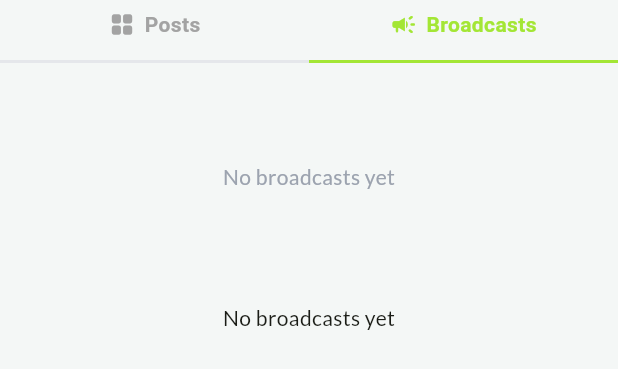
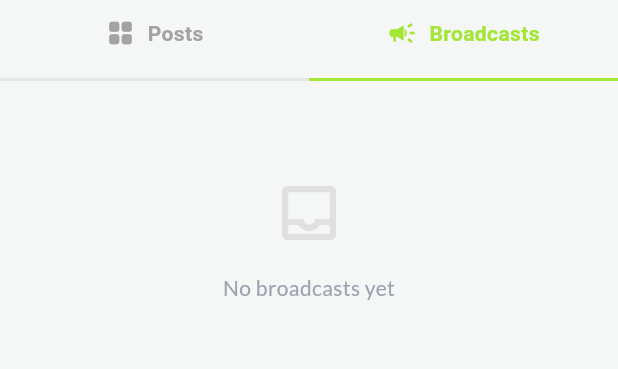
Before and after one commit to E1PBP/movezz_mobile, a Flutter app: the ProfileTabs widget shown alone on an empty page, opened directly with empty values, after a tap on "Broadcasts", on a phone screen of 412 x 824 dp. Shown: the top 369 px of the screen. Run offline on Flutter 3.47's test engine with Material 3 defaults, Android fonts, the phone set to English and light mode, and no system bars; our stand-ins replace concentric_transition, flutter_svg, google_fonts, image_picker, nb_utils, salomon_bottom_bar; missing offline and left inert: pbp_django_auth; accounts and stored records are empty; network calls fail; project files that could hold a hidden picture were left out.

Commit message:
fix: profile tabs

```diff
--- a/lib/features/profile/presentation/pages/post_detail_page.dart
+++ b/lib/features/profile/presentation/pages/post_detail_page.dart
@@ -54,7 +54,6 @@ class _PostDetailPageState extends State<PostDetailPage> {
         elevation: 0,
         leading: const BackButton(color: Colors.black),
         actions: [
-          // BUTTON TITIK TIGA
           PopupMenuButton<String>(
             icon: const Icon(Icons.more_vert, color: Colors.black),
             color: Colors.white,
@@ -100,7 +99,6 @@ class _PostDetailPageState extends State<PostDetailPage> {
         child: Column(
           crossAxisAlignment: CrossAxisAlignment.start,
           children: [
-            // HEADER
             Padding(
               padding: const EdgeInsets.symmetric(horizontal: 16, vertical: 12),
               child: Row(
@@ -176,7 +174,6 @@ class _PostDetailPageState extends State<PostDetailPage> {
               ),
             ),
 
-            // IMAGE
             if (widget.post.imageUrl != null)
               Container(
                 width: double.infinity,
@@ -191,12 +188,10 @@ class _PostDetailPageState extends State<PostDetailPage> {
                 ),
               ),
 
-            // ACTIONS
             Padding(
               padding: const EdgeInsets.symmetric(horizontal: 12, vertical: 12),
               child: Row(
                 children: [
-                  // Tombol LIKE
                   InkWell(
                     onTap: _handleLike,
                     child: Row(
@@ -223,7 +218,6 @@ class _PostDetailPageState extends State<PostDetailPage> {
 
                   const SizedBox(width: 16),
 
-                  // Comment Button
                   _ActionButton(
                     icon: Icons.chat_bubble_outline_rounded,
                     label: widget.post.commentsCount.toString(),
@@ -231,7 +225,7 @@ class _PostDetailPageState extends State<PostDetailPage> {
                       showModalBottomSheet(
                         context: context,
                         isScrollControlled:
-                            true, // Supaya bisa full height / custom height
+                            true,
                         backgroundColor: Colors.transparent,
                         builder: (context) =>
                             CommentBottomSheet(postId: widget.post.id),
@@ -241,7 +235,6 @@ class _PostDetailPageState extends State<PostDetailPage> {
 
                   const SizedBox(width: 16),
 
-                  // Share Button
                   _ActionButton(
                     icon: Icons.share_outlined,
                     label: "Share",
@@ -251,7 +244,6 @@ class _PostDetailPageState extends State<PostDetailPage> {
               ),
             ),
 
-            // CAPTION
             Padding(
               padding: const EdgeInsets.symmetric(horizontal: 16),
               child: Column(
@@ -301,7 +293,6 @@ class _PostDetailPageState extends State<PostDetailPage> {
     );
   }
 
-  // Delete Modal
   void _showDeleteDialog(BuildContext context) {
     showDialog(
       context: context,
--- a/lib/features/profile/presentation/widgets/profile_name_row.dart
+++ b/lib/features/profile/presentation/widgets/profile_name_row.dart
@@ -72,12 +72,10 @@ class ProfileNameRow extends StatelessWidget {
     );
   }
 
-  // Tombol untuk Diri Sendiri
   Widget _buildSelfButton(BuildContext context) {
     return Row(
       mainAxisSize: MainAxisSize.min,
       children: [
-        // EDIT PROFILE
         SizedBox(
           width: 80,
           height: 40,
@@ -111,7 +109,7 @@ class ProfileNameRow extends StatelessWidget {
 
         const SizedBox(width: 8),
 
-        // CREATE POST
+
         SizedBox(
           width: 100,
           height: 40,
@@ -124,7 +122,7 @@ class ProfileNameRow extends StatelessWidget {
                 borderRadius: BorderRadius.circular(8),
               ),
               padding: EdgeInsets.zero,
-              minimumSize: const Size(0, 0), // Reset theme constraints
+              minimumSize: const Size(0, 0),
             ),
             onPressed: () {
               showDialog(
@@ -144,7 +142,6 @@ class ProfileNameRow extends StatelessWidget {
     );
   }
 
-  // Tombol Follow / Following untuk Orang Lain
   Widget _buildFollowButton(BuildContext context, bool isFollowing) {
     return SizedBox(
       width: 100,
@@ -163,7 +160,7 @@ class ProfileNameRow extends StatelessWidget {
               : BorderSide.none,
           shape: RoundedRectangleBorder(borderRadius: BorderRadius.circular(8)),
           padding: EdgeInsets.zero,
-          minimumSize: const Size(0, 0), // Reset theme constraints (infinite width)
+          minimumSize: const Size(0, 0),
         ),
         onPressed: () {
           context.read<ProfileController>().toggleFollowUser();
--- a/lib/features/profile/presentation/widgets/profile_tabs.dart
+++ b/lib/features/profile/presentation/widgets/profile_tabs.dart
@@ -26,7 +26,6 @@ class _ProfileTabsState extends State<ProfileTabs> {
     return Column(
       mainAxisSize: MainAxisSize.min,
       children: [
-        // HEADER
         Row(
           children: [
             _buildTab(
@@ -52,7 +51,9 @@ class _ProfileTabsState extends State<ProfileTabs> {
           child: Stack(
             children: [
               Container(color: const Color(0xFFE5E7EB)),
-              Align(
+              AnimatedAlign(
+                duration: const Duration(milliseconds: 250),
+                curve: Curves.easeInOut,
                 alignment: isPosts
                     ? Alignment.centerLeft
                     : Alignment.centerRight,
@@ -70,8 +71,25 @@ class _ProfileTabsState extends State<ProfileTabs> {
         Consumer<ProfileController>(
           builder: (context, controller, _) {
             if (isPosts) {
+              return _buildPostsContent(context, controller);
+            } else {
+              return _buildBroadcastsContent(context, controller);
+            }
+          },
+        ),
+      ],
+    );
+  }
+
+  Widget _buildPostsContent(
+    BuildContext context,
+    ProfileController controller,
+  ) {
     if (controller.isLoadingPosts) {
-                return const Center(child: CircularProgressIndicator());
+      return const Padding(
+        padding: EdgeInsets.symmetric(vertical: 32),
+        child: Center(child: CircularProgressIndicator()),
+      );
     }
 
     final posts = controller.postsEntry?.posts ?? [];
@@ -81,51 +99,54 @@ class _ProfileTabsState extends State<ProfileTabs> {
     }
 
     return _buildPostsGrid(context, posts, controller.profile);
-            } else {
-              return _buildEmptyState('No broadcasts yet');
   }
-          },
-        ),
 
-        Consumer<ProfileController>(
-          builder: (context, controller, _) {
+  Widget _buildBroadcastsContent(
+    BuildContext context,
+    ProfileController controller,
+  ) {
     if (controller.isLoadingBroadcasts) {
       return const Padding(
-                padding: EdgeInsets.all(24),
+        padding: EdgeInsets.symmetric(vertical: 32),
         child: Center(child: CircularProgressIndicator()),
       );
     }
 
-            if (controller.broadcasts.isEmpty) {
-              return const Padding(
-                padding: EdgeInsets.all(24),
-                child: Center(child: Text("No broadcasts yet")),
-              );
+    final broadcasts = controller.broadcasts;
+
+    if (broadcasts.isEmpty) {
+      return _buildEmptyState('No broadcasts yet');
     }
 
     return ListView.builder(
       shrinkWrap: true,
       physics: const NeverScrollableScrollPhysics(),
-              itemCount: controller.broadcasts.length,
+      padding: EdgeInsets.zero,
+      itemCount: broadcasts.length,
       itemBuilder: (context, index) {
-                final event = controller.broadcasts[index];
+        final event = broadcasts[index];
         return EventCard(event: event);
       },
-            );
-          },
-        ),
-      ],
     );
   }
 
   Widget _buildEmptyState(String message) {
-    return SizedBox(
-      height: 120,
-      child: Center(
-        child: Text(
+    return Container(
+      width: double.infinity,
+      padding: const EdgeInsets.symmetric(vertical: 48),
+      child: Column(
+        children: [
+          Icon(Icons.inbox_outlined, size: 48, color: Colors.grey.shade300),
+          const SizedBox(height: 16),
+          Text(
             message,
-          style: const TextStyle(color: Color(0xFF9CA3AF), fontSize: 14),
+            style: const TextStyle(
+              color: Color(0xFF9CA3AF),
+              fontSize: 14,
+              fontWeight: FontWeight.w500,
             ),
+          ),
+        ],
       ),
     );
   }
@@ -159,12 +180,10 @@ class _ProfileTabsState extends State<ProfileTabs> {
                       PostDetailPage(post: post, profile: profile),
                 ),
               );
-            } else {
-              print("Profile data is null, cannot navigate");
             }
           },
           child: ClipRRect(
-            borderRadius: BorderRadius.circular(18),
+            borderRadius: BorderRadius.circular(12),
             child: imageUrl != null && imageUrl.isNotEmpty
                 ? Image.network(
                     imageUrl,
@@ -196,12 +215,12 @@ class _ProfileTabsState extends State<ProfileTabs> {
         borderRadius: BorderRadius.circular(8),
         onTap: () => setState(() => _selectedIndex = index),
         child: Padding(
-          padding: const EdgeInsets.symmetric(vertical: 6),
+          padding: const EdgeInsets.symmetric(vertical: 12),
           child: Row(
             mainAxisAlignment: MainAxisAlignment.center,
             children: [
-              Icon(icon, size: 18, color: color),
-              const SizedBox(width: 6),
+              Icon(icon, size: 20, color: color),
+              const SizedBox(width: 8),
               Text(
                 label,
                 style: TextStyle(
```
Lines whose indentation alone changed are shown as unchanged.
